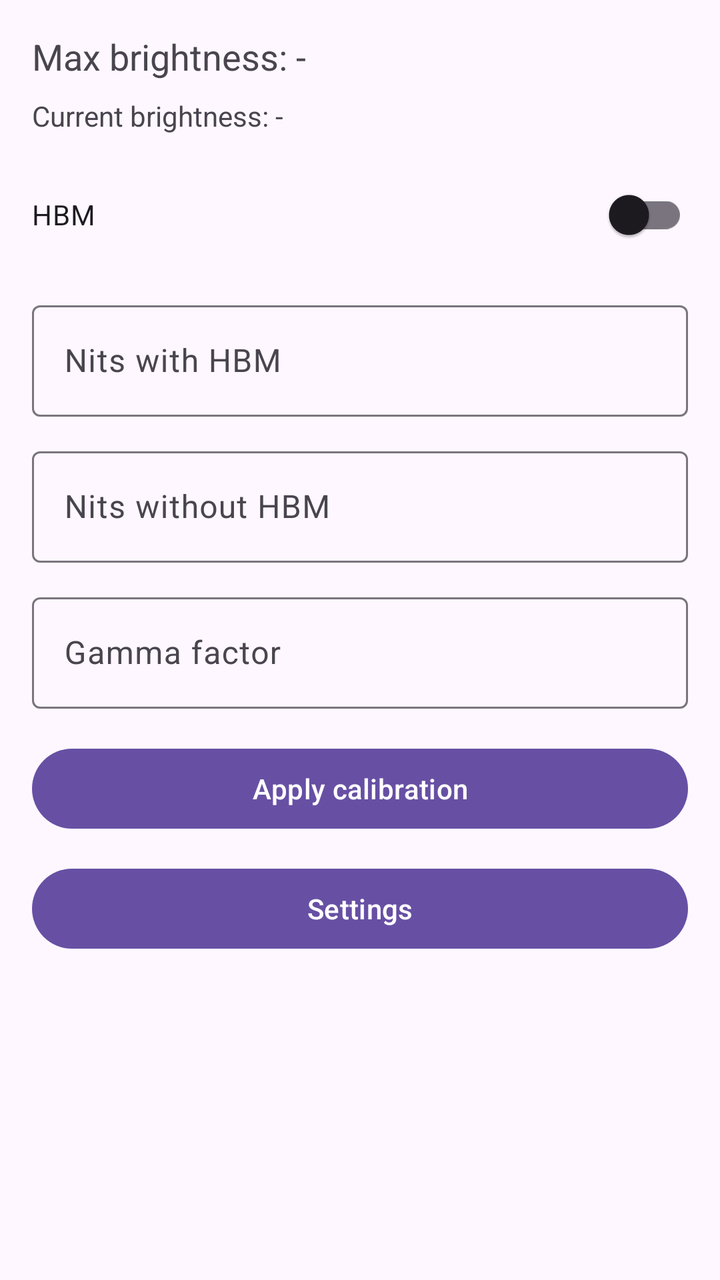
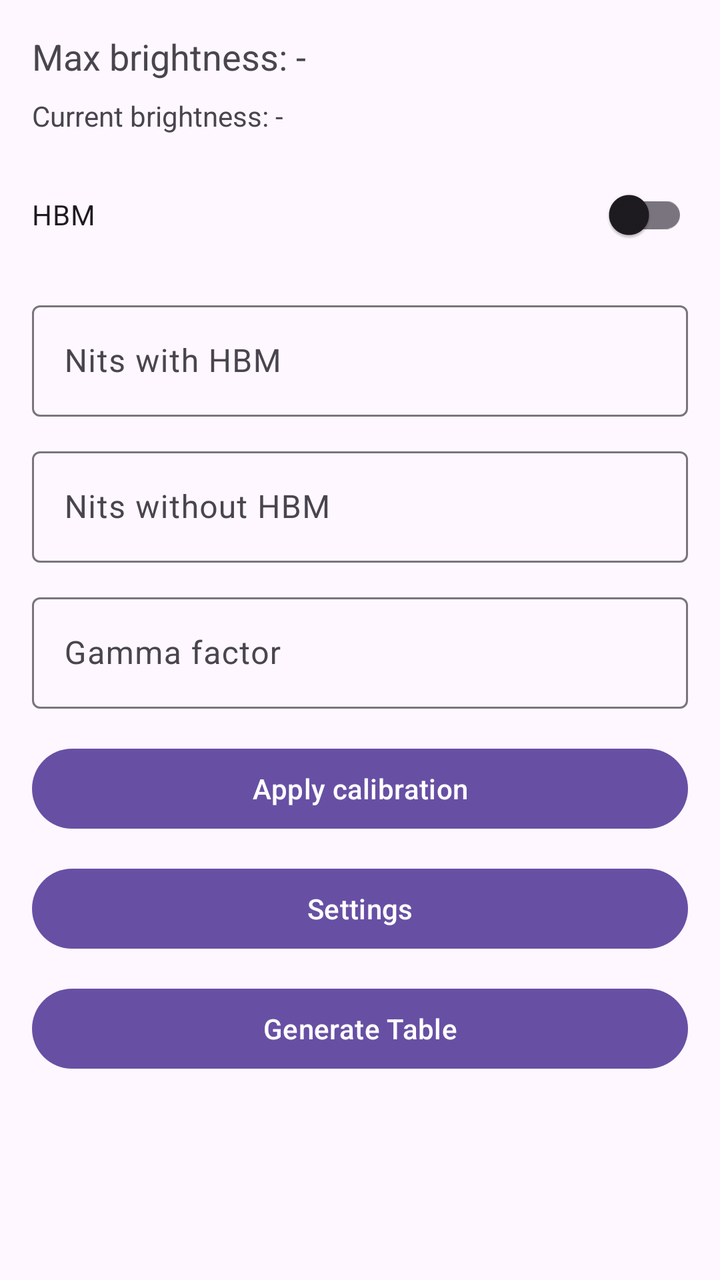

Two renders of the same Android screen: before a commit and after it. Below are the layout's source before the change and the commit's diff.
<!-- AndroidManifest.xml: application theme Theme.StayMates -->
<!-- res/layout/activity_main.xml -->
<?xml version="1.0" encoding="utf-8"?>
<androidx.constraintlayout.widget.ConstraintLayout xmlns:android="http://schemas.android.com/apk/res/android"
    xmlns:app="http://schemas.android.com/apk/res-auto"
    xmlns:tools="http://schemas.android.com/tools"
    android:id="@+id/main"
    android:layout_width="match_parent"
    android:layout_height="match_parent"
    tools:context=".MainActivity">

    <TextView
        android:id="@+id/maxBrightnessValue"
        android:layout_width="0dp"
        android:layout_height="wrap_content"
        android:layout_marginStart="16dp"
        android:layout_marginTop="16dp"
        android:layout_marginEnd="16dp"
        android:text="Max brightness: -"
        android:textSize="18sp"
        app:layout_constraintEnd_toEndOf="parent"
        app:layout_constraintStart_toStartOf="parent"
        app:layout_constraintTop_toTopOf="parent" />

    <TextView
        android:id="@+id/currentBrightnessValue"
        android:layout_width="0dp"
        android:layout_height="wrap_content"
        android:layout_marginStart="16dp"
        android:layout_marginTop="8dp"
        android:layout_marginEnd="16dp"
        android:text="Current brightness: -"
        app:layout_constraintEnd_toEndOf="parent"
        app:layout_constraintStart_toStartOf="parent"
        app:layout_constraintTop_toBottomOf="@id/maxBrightnessValue" />

    <com.google.android.material.switchmaterial.SwitchMaterial
        android:id="@+id/hbmToggle"
        android:layout_width="0dp"
        android:layout_height="wrap_content"
        android:layout_marginStart="16dp"
        android:layout_marginTop="16dp"
        android:layout_marginEnd="16dp"
        android:text="HBM"
        app:layout_constraintEnd_toEndOf="parent"
        app:layout_constraintStart_toStartOf="parent"
        app:layout_constraintTop_toBottomOf="@id/currentBrightnessValue" />

    <com.google.android.material.textfield.TextInputLayout
        android:id="@+id/nitsWithHbmLayout"
        android:layout_width="0dp"
        android:layout_height="wrap_content"
        android:layout_marginStart="16dp"
        android:layout_marginTop="16dp"
        android:layout_marginEnd="16dp"
        app:layout_constraintEnd_toEndOf="parent"
        app:layout_constraintStart_toStartOf="parent"
        app:layout_constraintTop_toBottomOf="@id/hbmToggle">

        <com.google.android.material.textfield.TextInputEditText
            android:id="@+id/nitsWithHbmInput"
            android:layout_width="match_parent"
            android:layout_height="wrap_content"
            android:hint="Nits with HBM"
            android:inputType="numberDecimal" />
    </com.google.android.material.textfield.TextInputLayout>

    <com.google.android.material.textfield.TextInputLayout
        android:id="@+id/nitsWithoutHbmLayout"
        android:layout_width="0dp"
        android:layout_height="wrap_content"
        android:layout_marginStart="16dp"
        android:layout_marginTop="12dp"
        android:layout_marginEnd="16dp"
        app:layout_constraintEnd_toEndOf="parent"
        app:layout_constraintStart_toStartOf="parent"
        app:layout_constraintTop_toBottomOf="@id/nitsWithHbmLayout">

        <com.google.android.material.textfield.TextInputEditText
            android:id="@+id/nitsWithoutHbmInput"
            android:layout_width="match_parent"
            android:layout_height="wrap_content"
            android:hint="Nits without HBM"
            android:inputType="numberDecimal" />
    </com.google.android.material.textfield.TextInputLayout>

    <com.google.android.material.textfield.TextInputLayout
        android:id="@+id/gammaLayout"
        android:layout_width="0dp"
        android:layout_height="wrap_content"
        android:layout_marginStart="16dp"
        android:layout_marginTop="12dp"
        android:layout_marginEnd="16dp"
        app:layout_constraintEnd_toEndOf="parent"
        app:layout_constraintStart_toStartOf="parent"
        app:layout_constraintTop_toBottomOf="@id/nitsWithoutHbmLayout">

        <com.google.android.material.textfield.TextInputEditText
            android:id="@+id/gammaInput"
            android:layout_width="match_parent"
            android:layout_height="wrap_content"
            android:hint="Gamma factor"
            android:inputType="numberDecimal" />
    </com.google.android.material.textfield.TextInputLayout>

    <com.google.android.material.button.MaterialButton
        android:id="@+id/applyCalibration"
        android:layout_width="0dp"
        android:layout_height="wrap_content"
        android:layout_marginStart="16dp"
        android:layout_marginTop="16dp"
        android:layout_marginEnd="16dp"
        android:text="Apply calibration"
        app:layout_constraintEnd_toEndOf="parent"
        app:layout_constraintStart_toStartOf="parent"
        app:layout_constraintTop_toBottomOf="@id/gammaLayout" />

    <com.google.android.material.button.MaterialButton
        android:id="@+id/openSettings"
        android:layout_width="0dp"
        android:layout_height="wrap_content"
        android:layout_marginStart="16dp"
        android:layout_marginTop="12dp"
        android:layout_marginEnd="16dp"
        android:text="Settings"
        app:layout_constraintEnd_toEndOf="parent"
        app:layout_constraintStart_toStartOf="parent"
        app:layout_constraintTop_toBottomOf="@id/applyCalibration" />

    <TextView
        android:id="@+id/statusText"
        android:layout_width="0dp"
        android:layout_height="0dp"
        android:layout_marginStart="16dp"
        android:layout_marginTop="12dp"
        android:layout_marginEnd="16dp"
        android:layout_marginBottom="16dp"
        android:text=""
        app:layout_constraintBottom_toBottomOf="parent"
        app:layout_constraintEnd_toEndOf="parent"
        app:layout_constraintStart_toStartOf="parent"
        app:layout_constraintTop_toBottomOf="@id/openSettings" />

</androidx.constraintlayout.widget.ConstraintLayout>
<!-- resources referenced by this layout -->
<resources>
  <style name="Theme.StayMates" parent="Base.Theme.StayMates" />
  <style name="Base.Theme.StayMates" parent="Theme.Material3.DayNight.NoActionBar">
          
          
      </style>
</resources>

<!-- the commit's change to res/layout/activity_main.xml (unified diff, before → after) -->
@@ -125,6 +125,18 @@
         app:layout_constraintStart_toStartOf="parent"
         app:layout_constraintTop_toBottomOf="@id/applyCalibration" />
 
+    <com.google.android.material.button.MaterialButton
+        android:id="@+id/openTable"
+        android:layout_width="0dp"
+        android:layout_height="wrap_content"
+        android:layout_marginStart="16dp"
+        android:layout_marginTop="12dp"
+        android:layout_marginEnd="16dp"
+        android:text="Generate Table"
+        app:layout_constraintEnd_toEndOf="parent"
+        app:layout_constraintStart_toStartOf="parent"
+        app:layout_constraintTop_toBottomOf="@id/openSettings" />
+
     <TextView
         android:id="@+id/statusText"
         android:layout_width="0dp"
@@ -137,6 +149,6 @@
         app:layout_constraintBottom_toBottomOf="parent"
         app:layout_constraintEnd_toEndOf="parent"
         app:layout_constraintStart_toStartOf="parent"
-        app:layout_constraintTop_toBottomOf="@id/openSettings" />
+        app:layout_constraintTop_toBottomOf="@id/openTable" />
 
 </androidx.constraintlayout.widget.ConstraintLayout>
